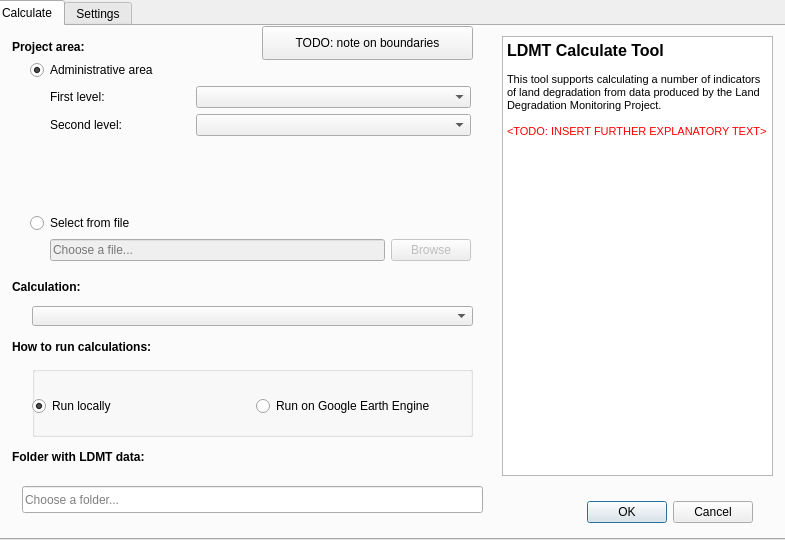
Qt form LDMP/DlgCalculate.ui (ConservationInternational/trends.earth) before a commit.
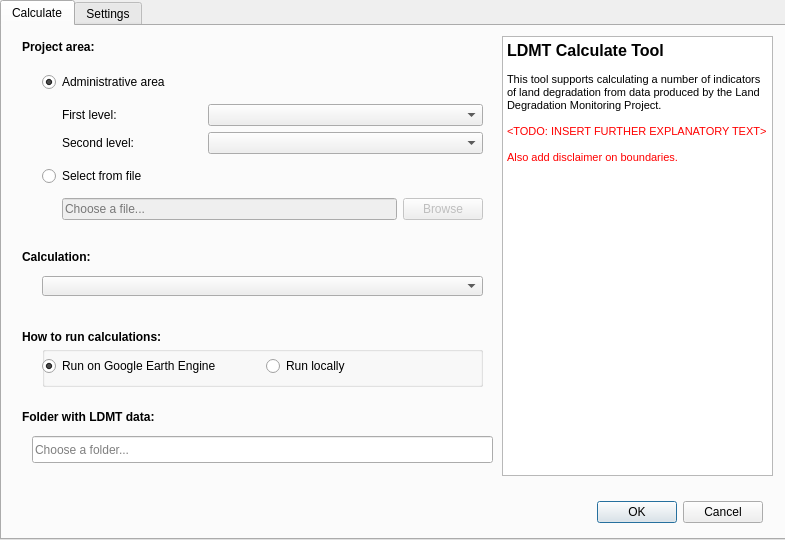
The same form after that commit. The open tabs and pages were chosen to show the change.

```diff
--- a/LDMP/DlgCalculate.ui
+++ b/LDMP/DlgCalculate.ui
@@ -16,7 +16,7 @@
   <widget class="QTabWidget" name="tabWidget">
    <property name="geometry">
     <rect>
-     <x>-10</x>
+     <x>0</x>
      <y>0</y>
      <width>800</width>
      <height>540</height>
@@ -33,7 +33,7 @@
      <property name="geometry">
       <rect>
        <x>30</x>
-       <y>460</y>
+       <y>410</y>
        <width>461</width>
        <height>27</height>
       </rect>
@@ -62,7 +62,7 @@
      <property name="geometry">
       <rect>
        <x>20</x>
-       <y>420</y>
+       <y>380</y>
        <width>441</width>
        <height>21</height>
       </rect>
@@ -80,7 +80,7 @@
     <widget class="QTextBrowser" name="textBrowser">
      <property name="geometry">
       <rect>
-       <x>510</x>
+       <x>500</x>
        <y>10</y>
        <width>271</width>
        <height>440</height>
@@ -95,7 +95,9 @@
 &lt;p style=&quot;-qt-paragraph-type:empty; margin-top:0px; margin-bottom:0px; margin-left:0px; margin-right:0px; -qt-block-indent:0; text-indent:0px; font-size:8pt;&quot;&gt;&lt;br /&gt;&lt;/p&gt;
 &lt;p style=&quot; margin-top:0px; margin-bottom:0px; margin-left:0px; margin-right:0px; -qt-block-indent:0; text-indent:0px;&quot;&gt;&lt;span style=&quot; font-size:8pt;&quot;&gt;This tool supports calculating a number of indicators of land degradation from data produced by the Land Degradation Monitoring Project. &lt;/span&gt;&lt;/p&gt;
 &lt;p style=&quot;-qt-paragraph-type:empty; margin-top:0px; margin-bottom:0px; margin-left:0px; margin-right:0px; -qt-block-indent:0; text-indent:0px; font-size:8pt;&quot;&gt;&lt;br /&gt;&lt;/p&gt;
-&lt;p style=&quot; margin-top:0px; margin-bottom:0px; margin-left:0px; margin-right:0px; -qt-block-indent:0; text-indent:0px;&quot;&gt;&lt;span style=&quot; font-size:8pt; color:#ff0000;&quot;&gt;&amp;lt;TODO: INSERT FURTHER EXPLANATORY TEXT&amp;gt;&lt;/span&gt;&lt;/p&gt;&lt;/body&gt;&lt;/html&gt;</string>
+&lt;p style=&quot; margin-top:0px; margin-bottom:0px; margin-left:0px; margin-right:0px; -qt-block-indent:0; text-indent:0px;&quot;&gt;&lt;span style=&quot; font-size:8pt; color:#ff0000;&quot;&gt;&amp;lt;TODO: INSERT FURTHER EXPLANATORY TEXT&amp;gt;&lt;/span&gt;&lt;/p&gt;
+&lt;p style=&quot;-qt-paragraph-type:empty; margin-top:0px; margin-bottom:0px; margin-left:0px; margin-right:0px; -qt-block-indent:0; text-indent:0px; font-size:8pt; color:#ff0000;&quot;&gt;&lt;br /&gt;&lt;/p&gt;
+&lt;p style=&quot; margin-top:0px; margin-bottom:0px; margin-left:0px; margin-right:0px; -qt-block-indent:0; text-indent:0px;&quot;&gt;&lt;span style=&quot; font-size:8pt; color:#ff0000;&quot;&gt;Also add disclaimer on boundaries.&lt;/span&gt;&lt;/p&gt;&lt;/body&gt;&lt;/html&gt;</string>
      </property>
     </widget>
     <widget class="QLabel" name="label">
@@ -121,7 +123,7 @@
      <property name="geometry">
       <rect>
        <x>20</x>
-       <y>310</y>
+       <y>300</y>
        <width>441</width>
        <height>21</height>
       </rect>
@@ -136,24 +138,11 @@
       <string>How to run calculations:</string>
      </property>
     </widget>
-    <widget class="QPushButton" name="boundary_note">
-     <property name="geometry">
-      <rect>
-       <x>270</x>
-       <y>0</y>
-       <width>211</width>
-       <height>34</height>
-      </rect>
-     </property>
-     <property name="text">
-      <string>TODO: note on boundaries</string>
-     </property>
-    </widget>
     <widget class="QComboBox" name="calculation">
      <property name="geometry">
       <rect>
        <x>40</x>
-       <y>280</y>
+       <y>250</y>
        <width>441</width>
        <height>20</height>
       </rect>
@@ -175,7 +164,7 @@
      <property name="geometry">
       <rect>
        <x>20</x>
-       <y>250</y>
+       <y>220</y>
        <width>441</width>
        <height>21</height>
       </rect>
@@ -194,9 +183,9 @@
      <property name="geometry">
       <rect>
        <x>40</x>
-       <y>340</y>
+       <y>320</y>
        <width>441</width>
-       <height>71</height>
+       <height>41</height>
       </rect>
      </property>
      <property name="sizePolicy">
@@ -215,32 +204,211 @@
       <property name="geometry">
        <rect>
         <x>0</x>
-        <y>20</y>
+        <y>0</y>
         <width>441</width>
         <height>41</height>
        </rect>
       </property>
       <layout class="QHBoxLayout" name="runon_layout">
-       <item>
-        <widget class="QRadioButton" name="runon_local">
-         <property name="text">
-          <string>Run locally</string>
-         </property>
-         <property name="checked">
-          <bool>true</bool>
-         </property>
-        </widget>
-       </item>
        <item>
         <widget class="QRadioButton" name="runon_gee">
          <property name="text">
           <string>Run on Google Earth Engine</string>
          </property>
+         <property name="checked">
+          <bool>true</bool>
+         </property>
+        </widget>
+       </item>
+       <item>
+        <widget class="QRadioButton" name="runon_local">
+         <property name="text">
+          <string>Run locally</string>
+         </property>
+         <property name="checked">
+          <bool>false</bool>
+         </property>
         </widget>
        </item>
       </layout>
      </widget>
     </widget>
+    <widget class="QWidget" name="verticalLayoutWidget">
+     <property name="geometry">
+      <rect>
+       <x>40</x>
+       <y>40</y>
+       <width>441</width>
+       <height>161</height>
+      </rect>
+     </property>
+     <layout class="QVBoxLayout" name="area">
+      <item>
+       <widget class="QRadioButton" name="area_admin">
+        <property name="text">
+         <string>Administrative area</string>
+        </property>
+        <property name="checked">
+         <bool>true</bool>
+        </property>
+       </widget>
+      </item>
+      <item>
+       <layout class="QGridLayout" name="area_admin_layout">
+        <property name="leftMargin">
+         <number>0</number>
+        </property>
+        <property name="bottomMargin">
+         <number>0</number>
+        </property>
+        <item row="0" column="1">
+         <widget class="QLabel" name="label_3">
+          <property name="sizePolicy">
+           <sizepolicy hsizetype="Minimum" vsizetype="Preferred">
+            <horstretch>0</horstretch>
+            <verstretch>0</verstretch>
+           </sizepolicy>
+          </property>
+          <property name="font">
+           <font>
+            <weight>50</weight>
+            <bold>false</bold>
+           </font>
+          </property>
+          <property name="text">
+           <string>First level:</string>
+          </property>
+         </widget>
+        </item>
+        <item row="1" column="3">
+         <widget class="QComboBox" name="area_admin_1">
+          <property name="sizePolicy">
+           <sizepolicy hsizetype="Maximum" vsizetype="Fixed">
+            <horstretch>0</horstretch>
+            <verstretch>0</verstretch>
+           </sizepolicy>
+          </property>
+          <property name="minimumSize">
+           <size>
+            <width>275</width>
+            <height>0</height>
+           </size>
+          </property>
+         </widget>
+        </item>
+        <item row="1" column="1">
+         <widget class="QLabel" name="label_4">
+          <property name="sizePolicy">
+           <sizepolicy hsizetype="Minimum" vsizetype="Preferred">
+            <horstretch>0</horstretch>
+            <verstretch>0</verstretch>
+           </sizepolicy>
+          </property>
+          <property name="font">
+           <font>
+            <weight>50</weight>
+            <bold>false</bold>
+           </font>
+          </property>
+          <property name="text">
+           <string>Second level:</string>
+          </property>
+         </widget>
+        </item>
+        <item row="0" column="3">
+         <widget class="QComboBox" name="area_admin_0">
+          <property name="sizePolicy">
+           <sizepolicy hsizetype="Maximum" vsizetype="Fixed">
+            <horstretch>0</horstretch>
+            <verstretch>0</verstretch>
+           </sizepolicy>
+          </property>
+          <property name="minimumSize">
+           <size>
+            <width>275</width>
+            <height>0</height>
+           </size>
+          </property>
+         </widget>
+        </item>
+        <item row="0" column="0">
+         <spacer name="horizontalSpacer">
+          <property name="orientation">
+           <enum>Qt::Horizontal</enum>
+          </property>
+          <property name="sizeType">
+           <enum>QSizePolicy::Fixed</enum>
+          </property>
+          <property name="sizeHint" stdset="0">
+           <size>
+            <width>20</width>
+            <height>20</height>
+           </size>
+          </property>
+         </spacer>
+        </item>
+       </layout>
+      </item>
+      <item>
+       <widget class="QRadioButton" name="area_fromfile">
+        <property name="text">
+         <string>Select from file</string>
+        </property>
+       </widget>
+      </item>
+      <item>
+       <layout class="QGridLayout" name="area_fromfile_layout">
+        <item row="0" column="1">
+         <widget class="QLineEdit" name="area_fromfile_file">
+          <property name="enabled">
+           <bool>false</bool>
+          </property>
+          <property name="placeholderText">
+           <string>Choose a file...</string>
+          </property>
+         </widget>
+        </item>
+        <item row="0" column="0">
+         <spacer name="horizontalSpacer_2">
+          <property name="orientation">
+           <enum>Qt::Horizontal</enum>
+          </property>
+          <property name="sizeType">
+           <enum>QSizePolicy::Fixed</enum>
+          </property>
+          <property name="sizeHint" stdset="0">
+           <size>
+            <width>20</width>
+            <height>20</height>
+           </size>
+          </property>
+         </spacer>
+        </item>
+        <item row="0" column="2">
+         <widget class="QPushButton" name="area_fromfile_browse">
+          <property name="enabled">
+           <bool>false</bool>
+          </property>
+          <property name="text">
+           <string>Browse</string>
+          </property>
+         </widget>
+        </item>
+       </layout>
+      </item>
+     </layout>
+    </widget>
+    <zorder>data_folder</zorder>
+    <zorder>buttonBox</zorder>
+    <zorder>label_2</zorder>
+    <zorder>textBrowser</zorder>
+    <zorder>label</zorder>
+    <zorder>label_7</zorder>
+    <zorder>calculation</zorder>
+    <zorder>label_8</zorder>
+    <zorder>runon</zorder>
+    <zorder>verticalLayoutWidget</zorder>
+    <zorder>verticalSpacer</zorder>
    </widget>
    <widget class="QWidget" name="tab_2">
     <attribute name="title">
@@ -403,184 +571,6 @@
     </widget>
    </widget>
   </widget>
-  <widget class="QWidget" name="verticalLayoutWidget">
-   <property name="geometry">
-    <rect>
-     <x>30</x>
-     <y>60</y>
-     <width>441</width>
-     <height>201</height>
-    </rect>
-   </property>
-   <layout class="QVBoxLayout" name="area">
-    <item>
-     <widget class="QRadioButton" name="area_admin">
-      <property name="text">
-       <string>Administrative area</string>
-      </property>
-      <property name="checked">
-       <bool>true</bool>
-      </property>
-     </widget>
-    </item>
-    <item>
-     <layout class="QGridLayout" name="area_admin_layout">
-      <property name="leftMargin">
-       <number>0</number>
-      </property>
-      <property name="bottomMargin">
-       <number>0</number>
-      </property>
-      <item row="0" column="1">
-       <widget class="QLabel" name="label_3">
-        <property name="sizePolicy">
-         <sizepolicy hsizetype="Minimum" vsizetype="Preferred">
-          <horstretch>0</horstretch>
-          <verstretch>0</verstretch>
-         </sizepolicy>
-        </property>
-        <property name="font">
-         <font>
-          <weight>50</weight>
-          <bold>false</bold>
-         </font>
-        </property>
-        <property name="text">
-         <string>First level:</string>
-        </property>
-       </widget>
-      </item>
-      <item row="1" column="3">
-       <widget class="QComboBox" name="area_admin_1">
-        <property name="sizePolicy">
-         <sizepolicy hsizetype="Maximum" vsizetype="Fixed">
-          <horstretch>0</horstretch>
-          <verstretch>0</verstretch>
-         </sizepolicy>
-        </property>
-        <property name="minimumSize">
-         <size>
-          <width>275</width>
-          <height>0</height>
-         </size>
-        </property>
-       </widget>
-      </item>
-      <item row="1" column="1">
-       <widget class="QLabel" name="label_4">
-        <property name="sizePolicy">
-         <sizepolicy hsizetype="Minimum" vsizetype="Preferred">
-          <horstretch>0</horstretch>
-          <verstretch>0</verstretch>
-         </sizepolicy>
-        </property>
-        <property name="font">
-         <font>
-          <weight>50</weight>
-          <bold>false</bold>
-         </font>
-        </property>
-        <property name="text">
-         <string>Second level:</string>
-        </property>
-       </widget>
-      </item>
-      <item row="0" column="3">
-       <widget class="QComboBox" name="area_admin_0">
-        <property name="sizePolicy">
-         <sizepolicy hsizetype="Maximum" vsizetype="Fixed">
-          <horstretch>0</horstretch>
-          <verstretch>0</verstretch>
-         </sizepolicy>
-        </property>
-        <property name="minimumSize">
-         <size>
-          <width>275</width>
-          <height>0</height>
-         </size>
-        </property>
-       </widget>
-      </item>
-      <item row="0" column="0">
-       <spacer name="horizontalSpacer">
-        <property name="orientation">
-         <enum>Qt::Horizontal</enum>
-        </property>
-        <property name="sizeType">
-         <enum>QSizePolicy::Fixed</enum>
-        </property>
-        <property name="sizeHint" stdset="0">
-         <size>
-          <width>20</width>
-          <height>20</height>
-         </size>
-        </property>
-       </spacer>
-      </item>
-     </layout>
-    </item>
-    <item>
-     <spacer name="verticalSpacer">
-      <property name="orientation">
-       <enum>Qt::Vertical</enum>
-      </property>
-      <property name="sizeHint" stdset="0">
-       <size>
-        <width>20</width>
-        <height>40</height>
-       </size>
-      </property>
-     </spacer>
-    </item>
-    <item>
-     <widget class="QRadioButton" name="area_fromfile">
-      <property name="text">
-       <string>Select from file</string>
-      </property>
-     </widget>
-    </item>
-    <item>
-     <layout class="QGridLayout" name="area_fromfile_layout">
-      <item row="0" column="1">
-       <widget class="QLineEdit" name="area_fromfile_file">
-        <property name="enabled">
-         <bool>false</bool>
-        </property>
-        <property name="placeholderText">
-         <string>Choose a file...</string>
-        </property>
-       </widget>
-      </item>
-      <item row="0" column="0">
-       <spacer name="horizontalSpacer_2">
-        <property name="orientation">
-         <enum>Qt::Horizontal</enum>
-        </property>
-        <property name="sizeType">
-         <enum>QSizePolicy::Fixed</enum>
-        </property>
-        <property name="sizeHint" stdset="0">
-         <size>
-          <width>20</width>
-          <height>20</height>
-         </size>
-        </property>
-       </spacer>
-      </item>
-      <item row="0" column="2">
-       <widget class="QPushButton" name="area_fromfile_browse">
-        <property name="enabled">
-         <bool>false</bool>
-        </property>
-        <property name="text">
-         <string>Browse</string>
-        </property>
-       </widget>
-      </item>
-     </layout>
-    </item>
-   </layout>
-  </widget>
  </widget>
  <resources/>
  <connections/>
```
Left out of the diff: 35 changed lines with no effect on the pictures.
